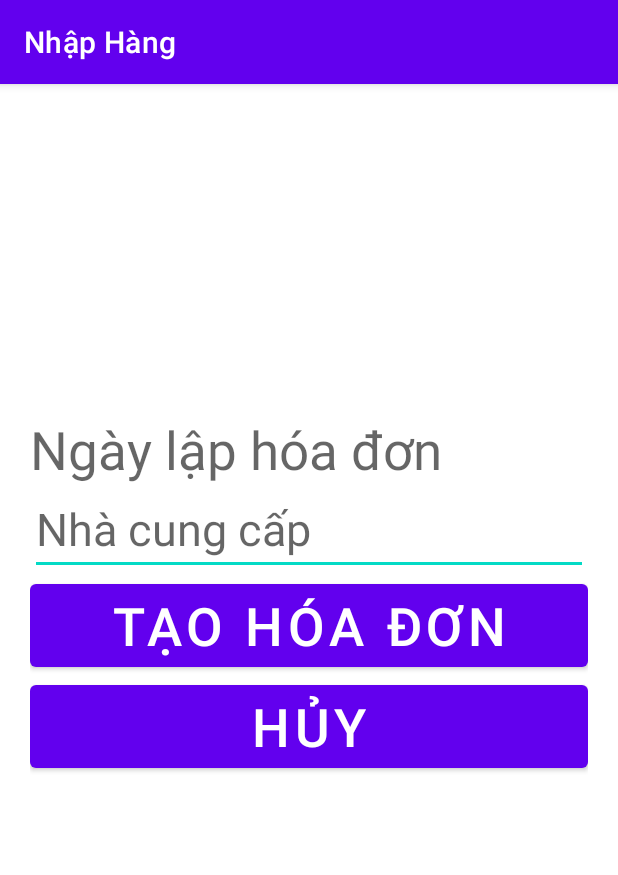
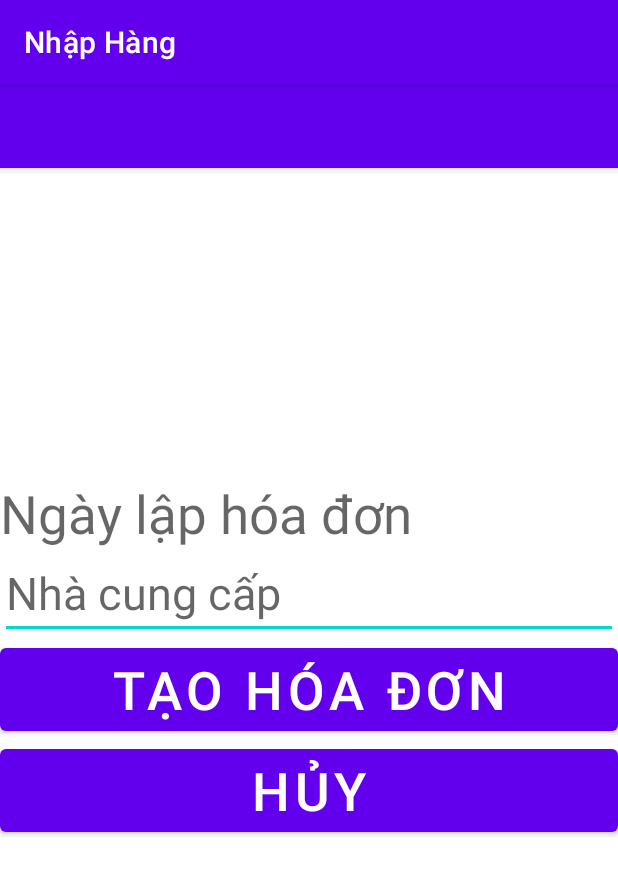
Before and after one commit to ThangTV1120/AppQuanLyGiay, an Android app: the activity_nhaphang screen opened directly, with no data from a screen before it, on a phone screen of 412 x 824 dp. Shown: the top 875 px of the screen. Run offline under Robolectric (Android 15) with nearby library versions, the phone set to English and light mode, and no system bars.

Commit message:
them hang

```diff
--- a/app/src/main/res/layout/activity_nhap_hang.xml
+++ b/app/src/main/res/layout/activity_nhap_hang.xml
@@ -1,11 +1,37 @@
 <?xml version="1.0" encoding="utf-8"?>
-<RelativeLayout xmlns:android="http://schemas.android.com/apk/res/android"
+<androidx.constraintlayout.widget.ConstraintLayout xmlns:android="http://schemas.android.com/apk/res/android"
     android:layout_width="match_parent"
     android:layout_height="match_parent"
     xmlns:tools="http://schemas.android.com/tools"
+    xmlns:app="http://schemas.android.com/apk/res-auto"
+    android:orientation="vertical">
+
+    <com.google.android.material.appbar.AppBarLayout
+        android:layout_width="0dp"
+        android:layout_height="wrap_content"
+        app:layout_constraintEnd_toEndOf="parent"
+        app:layout_constraintStart_toStartOf="parent"
+        app:layout_constraintTop_toTopOf="parent">
+
+        <androidx.appcompat.widget.Toolbar
+            android:id="@+id/toolbar"
+            android:layout_width="match_parent"
+            android:layout_height="wrap_content"
+            android:background="?attr/colorPrimary"
+            android:minHeight="?attr/actionBarSize"
+            android:theme="?attr/actionBarTheme"
+            tools:layout_editor_absoluteX="0dp"
+            tools:layout_editor_absoluteY="0dp" />
+
+    </com.google.android.material.appbar.AppBarLayout>
+
+    <RelativeLayout
+        android:layout_width="match_parent"
+        android:layout_height="match_parent"
+        android:gravity="center"
         android:orientation="vertical"
-    android:layout_marginTop="200dp"
-    android:padding="20dp">
+        tools:layout_editor_absoluteX="0dp"
+        tools:layout_editor_absoluteY="0dp">
 
         <TextView
             android:id="@+id/TextNgayLapHoaDonNhap"
@@ -14,8 +40,7 @@
             android:ems="10"
             android:hint="Ngày lập hóa đơn"
             android:inputType="datetime"
-        android:textSize="35sp"
-       />
+            android:textSize="35sp" />
 
         <ImageButton
             android:id="@+id/buttonTimeNhapHang"
@@ -29,27 +54,26 @@
             android:id="@+id/editTextNhaCungCap"
             android:layout_width="match_parent"
             android:layout_height="60dp"
-        android:textSize="30dp"
+            android:layout_below="@+id/TextNgayLapHoaDonNhap"
             android:hint="Nhà cung cấp"
             android:inputType="textPersonName"
-        android:layout_below="@+id/TextNgayLapHoaDonNhap"
-        />
+            android:textSize="30dp" />
 
         <Button
             android:id="@+id/buttonThemHoaDonNhap"
             android:layout_width="match_parent"
             android:layout_height="wrap_content"
+            android:layout_below="@+id/editTextNhaCungCap"
             android:text="Tạo hóa đơn"
-        android:textSize="35sp"
-        android:layout_below="@+id/editTextNhaCungCap"
-        />
+            android:textSize="35sp" />
 
         <Button
             android:id="@+id/buttonHuyTaoHoaDonNhap"
             android:layout_width="match_parent"
             android:layout_height="wrap_content"
+            android:layout_below="@+id/buttonThemHoaDonNhap"
             android:text="Hủy"
-        android:textSize="35sp"
-        android:layout_below="@+id/buttonThemHoaDonNhap"
-        />
+            android:textSize="35sp" />
     </RelativeLayout>
+
+</androidx.constraintlayout.widget.ConstraintLayout>
--- a/build.gradle
+++ b/build.gradle
@@ -1,5 +1,5 @@
 // Top-level build file where you can add configuration options common to all sub-projects/modules.
 plugins {
-    id 'com.android.application' version '7.3.1' apply false
-    id 'com.android.library' version '7.3.1' apply false
+    id 'com.android.application' version '7.4.1' apply false
+    id 'com.android.library' version '7.4.1' apply false
 }
```
Also changed, not shown: app/src/main/AndroidManifest.xml (+16 -0 lines), app/src/main/java/com/example/appquanlygiay/Activity/activity_list_nhaphang.java (added, +33 -0 lines), app/src/main/java/com/example/appquanlygiay/Activity/activity_themhang.java (added, +42 -0 lines), app/src/main/res/layout/activity_hang.xml (added, +59 -0 lines), app/src/main/res/layout/activity_list_nhaphang.xml (added, +16 -0 lines). Lines whose indentation alone changed are shown as unchanged.
